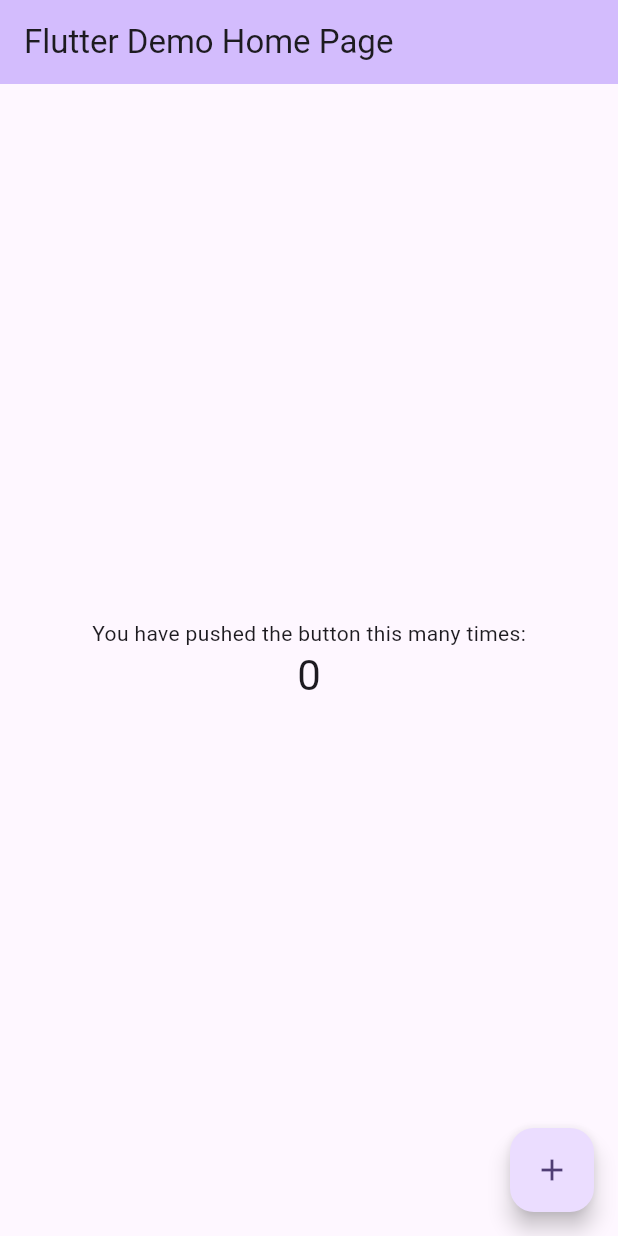
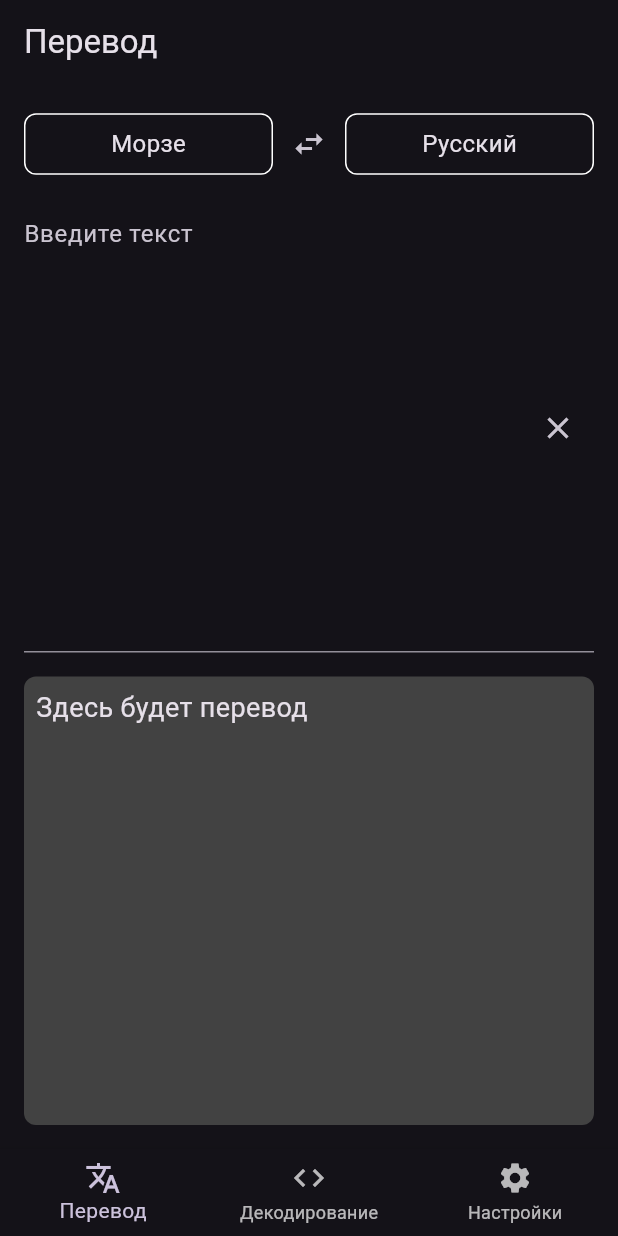
Before and after one commit to lemul4/flash_talk, a Flutter app: the screen it shows after launch, on a phone screen of 412 x 824 dp. Run offline on Flutter 3.47's test engine with Material 3 defaults, Android fonts, the phone set to English and light mode, and no system bars.

Commit message:
ui страница Перевод

```diff
--- a/lib/main.dart
+++ b/lib/main.dart
@@ -1,125 +1,144 @@
 import 'package:flutter/material.dart';
 
 void main() {
-  runApp(const MyApp());
+  runApp(MyApp());
 }
 
 class MyApp extends StatelessWidget {
-  const MyApp({super.key});
-
-  // This widget is the root of your application.
   @override
   Widget build(BuildContext context) {
     return MaterialApp(
-      title: 'Flutter Demo',
-      theme: ThemeData(
-        // This is the theme of your application.
-        //
-        // TRY THIS: Try running your application with "flutter run". You'll see
-        // the application has a purple toolbar. Then, without quitting the app,
-        // try changing the seedColor in the colorScheme below to Colors.green
-        // and then invoke "hot reload" (save your changes or press the "hot
-        // reload" button in a Flutter-supported IDE, or press "r" if you used
-        // the command line to start the app).
-        //
-        // Notice that the counter didn't reset back to zero; the application
-        // state is not lost during the reload. To reset the state, use hot
-        // restart instead.
-        //
-        // This works for code too, not just values: Most code changes can be
-        // tested with just a hot reload.
-        colorScheme: ColorScheme.fromSeed(seedColor: Colors.deepPurple),
-        useMaterial3: true,
-      ),
-      home: const MyHomePage(title: 'Flutter Demo Home Page'),
+      theme: ThemeData.dark(),
+      home: TranslationPage(),
     );
   }
 }
 
-class MyHomePage extends StatefulWidget {
-  const MyHomePage({super.key, required this.title});
-
-  // This widget is the home page of your application. It is stateful, meaning
-  // that it has a State object (defined below) that contains fields that affect
-  // how it looks.
-
-  // This class is the configuration for the state. It holds the values (in this
-  // case the title) provided by the parent (in this case the App widget) and
-  // used by the build method of the State. Fields in a Widget subclass are
-  // always marked "final".
-
-  final String title;
-
+class TranslationPage extends StatefulWidget {
   @override
-  State<MyHomePage> createState() => _MyHomePageState();
+  _TranslationPageState createState() => _TranslationPageState();
 }
 
-class _MyHomePageState extends State<MyHomePage> {
-  int _counter = 0;
+class _TranslationPageState extends State<TranslationPage> {
+  String inputText = '';
+  String translatedText = '';
+  bool isSwapped = false;
 
-  void _incrementCounter() {
-    setState(() {
-      // This call to setState tells the Flutter framework that something has
-      // changed in this State, which causes it to rerun the build method below
-      // so that the display can reflect the updated values. If we changed
-      // _counter without calling setState(), then the build method would not be
-      // called again, and so nothing would appear to happen.
-      _counter++;
-    });
-  }
+  int _currentIndex = 0;
 
   @override
   Widget build(BuildContext context) {
-    // This method is rerun every time setState is called, for instance as done
-    // by the _incrementCounter method above.
-    //
-    // The Flutter framework has been optimized to make rerunning build methods
-    // fast, so that you can just rebuild anything that needs updating rather
-    // than having to individually change instances of widgets.
     return Scaffold(
       appBar: AppBar(
-        // TRY THIS: Try changing the color here to a specific color (to
-        // Colors.amber, perhaps?) and trigger a hot reload to see the AppBar
-        // change color while the other colors stay the same.
-        backgroundColor: Theme.of(context).colorScheme.inversePrimary,
-        // Here we take the value from the MyHomePage object that was created by
-        // the App.build method, and use it to set our appbar title.
-        title: Text(widget.title),
+        title: Text('Перевод'),
       ),
-      body: Center(
-        // Center is a layout widget. It takes a single child and positions it
-        // in the middle of the parent.
-        child: Column(
-          // Column is also a layout widget. It takes a list of children and
-          // arranges them vertically. By default, it sizes itself to fit its
-          // children horizontally, and tries to be as tall as its parent.
-          //
-          // Column has various properties to control how it sizes itself and
-          // how it positions its children. Here we use mainAxisAlignment to
-          // center the children vertically; the main axis here is the vertical
-          // axis because Columns are vertical (the cross axis would be
-          // horizontal).
-          //
-          // TRY THIS: Invoke "debug painting" (choose the "Toggle Debug Paint"
-          // action in the IDE, or press "p" in the console), to see the
-          // wireframe for each widget.
-          mainAxisAlignment: MainAxisAlignment.center,
-          children: <Widget>[
-            const Text(
-              'You have pushed the button this many times:',
+      body: buildTranslationBody(),
+      bottomNavigationBar: BottomNavigationBar(
+        currentIndex: _currentIndex,
+        onTap: (index) {
+          setState(() {
+            _currentIndex = index;
+          });
+        },
+        items: [
+          BottomNavigationBarItem(
+            icon: Icon(Icons.translate),
+            label: 'Перевод',
+          ),
+          BottomNavigationBarItem(
+            icon: Icon(Icons.code),
+            label: 'Декодирование',
+          ),
+          BottomNavigationBarItem(
+            icon: Icon(Icons.settings),
+            label: 'Настройки',
+          ),
+        ],
+      ),
+    );
+  }
+
+  Widget buildTranslationBody() {
+    return Padding(
+      padding: const EdgeInsets.all(16.0),
+      child: Column(
+        crossAxisAlignment: CrossAxisAlignment.stretch,
+        children: [
+          Row(
+            mainAxisAlignment: MainAxisAlignment.spaceBetween,
+            children: [
+              _buildLanguageSelector(isSwapped ? 'Русский' : 'Морзе'),
+              IconButton(
+                icon: Icon(Icons.swap_horiz),
+                onPressed: () {
+                  setState(() {
+                    isSwapped = !isSwapped;
+                  });
+                },
+              ),
+              _buildLanguageSelector(isSwapped ? 'Морзе' : 'Русский'),
+            ],
+          ),
+          SizedBox(height: 16.0),
+          Expanded(
+            child: TextField(
+              onChanged: (text) {
+                setState(() {
+                  inputText = text;
+                });
+              },
+              controller: TextEditingController(text: inputText),
+              maxLines: null,
+              expands: true,
+              decoration: InputDecoration(
+                hintText: 'Введите текст',
+                suffixIcon: IconButton(
+                  icon: Icon(Icons.clear),
+                  onPressed: () {
+                    setState(() {
+                      inputText = '';
+                    });
+                  },
+                ),
+              ),
             ),
-            Text(
-              '$_counter',
-              style: Theme.of(context).textTheme.headlineMedium,
+          ),
+          SizedBox(height: 16.0),
+          Expanded(
+            child: Container(
+              padding: EdgeInsets.all(8.0),
+              decoration: BoxDecoration(
+                color: Colors.grey[800],
+                borderRadius: BorderRadius.circular(8.0),
+              ),
+              child: SingleChildScrollView(
+                child: Text(
+                  inputText.isNotEmpty ? inputText : 'Здесь будет перевод',
+                  style: TextStyle(fontSize: 18.0),
+                ),
+              ),
             ),
-          ],
+          ),
+        ],
+      ),
+    );
+  }
+
+  Widget _buildLanguageSelector(String language) {
+    return Expanded(
+      child: Container(
+        padding: EdgeInsets.all(8.0),
+        decoration: BoxDecoration(
+          border: Border.all(color: Colors.white),
+          borderRadius: BorderRadius.circular(8.0),
+        ),
+        child: Center(
+          child: Text(
+            language,
+            style: TextStyle(fontSize: 16.0),
+          ),
         ),
       ),
-      floatingActionButton: FloatingActionButton(
-        onPressed: _incrementCounter,
-        tooltip: 'Increment',
-        child: const Icon(Icons.add),
-      ), // This trailing comma makes auto-formatting nicer for build methods.
     );
   }
 }
```
Also changed, not shown: pubspec.yaml (+11 -4 lines), pubspec.lock.
